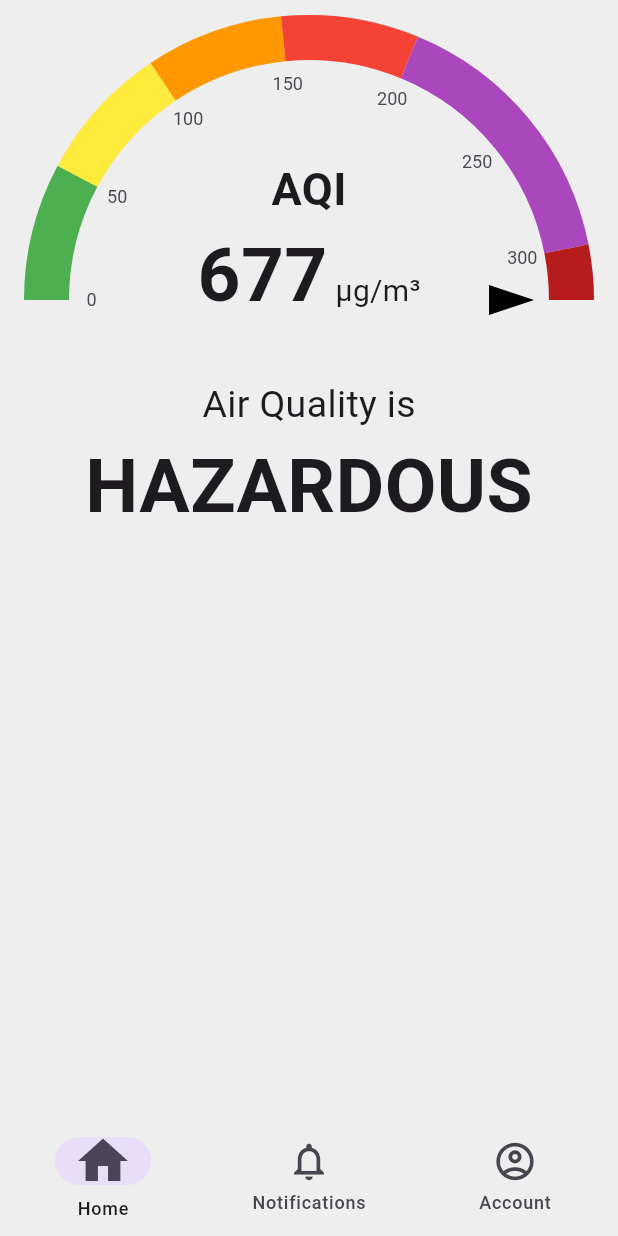
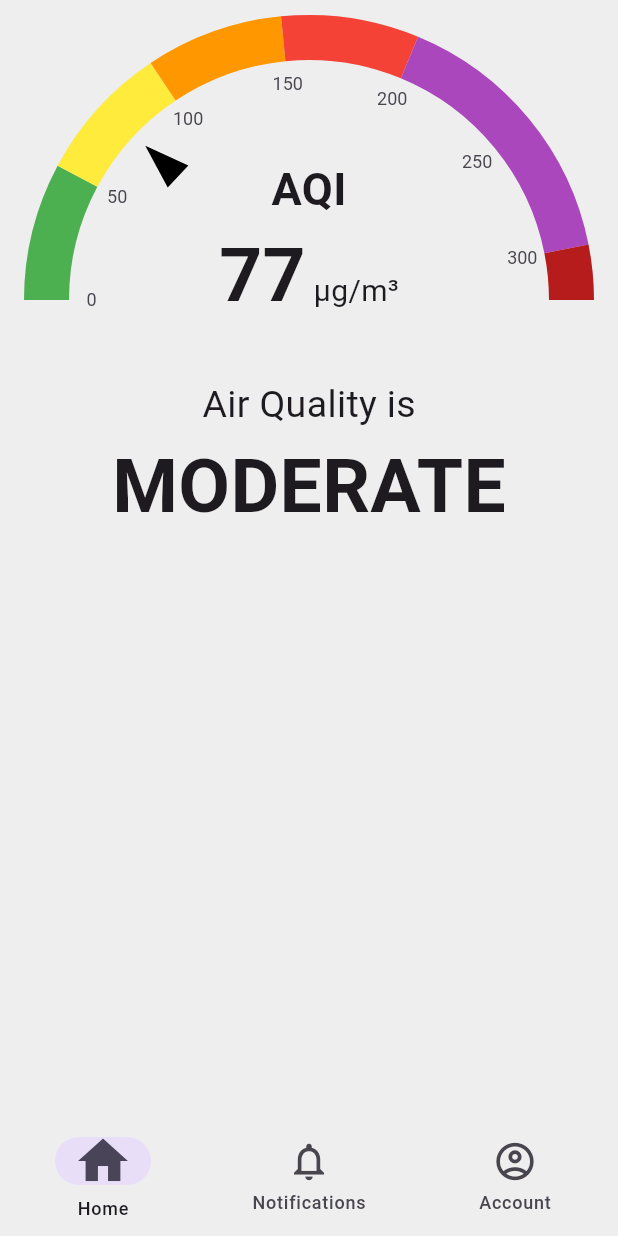
Before and after one commit to aayushman950/Air-Quality-Monitoring-System, a Flutter app: the screen it shows after launch, on a phone screen of 412 x 824 dp. Run offline on Flutter 3.47's test engine with Material 3 defaults, Android fonts, the phone set to English and light mode, and no system bars; drawn by our look-alikes of syncfusion_flutter_gauges.

Commit message:
moved aqi status calculator function to aqi_status.dart

```diff
--- a/aqms/lib/pages/home_page.dart
+++ b/aqms/lib/pages/home_page.dart
@@ -7,7 +7,7 @@ class HomePage extends StatelessWidget {
   @override
   Widget build(BuildContext context) {
     return SafeArea(
-      child: Scaffold(body: AQIGaugeAndStatus(aqiRating: 677,)),
+      child: Scaffold(body: AQIGaugeAndStatus(aqiRating: 77,)),
     );
   }
 }
--- a/aqms/lib/widgets/aqi_gauge_and_status.dart
+++ b/aqms/lib/widgets/aqi_gauge_and_status.dart
@@ -10,23 +10,7 @@ class AQIGaugeAndStatus extends StatelessWidget {
     required this.aqiRating,
   });
 
-  String aqiStatusCalculator(int aqiRating) {
-    if (aqiRating >= 0 && aqiRating <= 50) {
-      return 'GOOD';
-    } else if (aqiRating >= 51 && aqiRating <= 100) {
-      return "MODERATE";
-    } else if (aqiRating >= 101 && aqiRating <= 150) {
-      return "UNHEALTHY FOR SENSITIVE GROUPS";
-    } else if (aqiRating >= 151 && aqiRating <=200) {
-      return "UNHEALTHY";
-    }else if (aqiRating >= 201 && aqiRating <=300) {
-      return "VERY UNHEALTHY";
-    }else if (aqiRating >= 301) {
-      return "HAZARDOUS";
-    } else {
-      return "Unknown";
-    }
-  }
+
 
   @override
   Widget build(BuildContext context) {
@@ -38,9 +22,7 @@ class AQIGaugeAndStatus extends StatelessWidget {
         ),
         Positioned(
           bottom: 40,
-          child: AQIStatus(
-            aqiStatus: aqiStatusCalculator(aqiRating),
-          ),
+          child: AQIStatus(aqiRating: aqiRating),
         ),
       ],
     );
--- a/aqms/lib/widgets/aqi_status.dart
+++ b/aqms/lib/widgets/aqi_status.dart
@@ -1,9 +1,27 @@
 import 'package:flutter/material.dart';
 
 class AQIStatus extends StatelessWidget {
-  const AQIStatus({super.key, required this.aqiStatus});
+  const AQIStatus({super.key, required this.aqiRating});
 
-  final String aqiStatus;
+  final int aqiRating;
+
+  String aqiStatusCalculator(int aqiRating) {
+    if (aqiRating >= 0 && aqiRating <= 50) {
+      return 'GOOD';
+    } else if (aqiRating >= 51 && aqiRating <= 100) {
+      return "MODERATE";
+    } else if (aqiRating >= 101 && aqiRating <= 150) {
+      return "UNHEALTHY FOR SENSITIVE GROUPS";
+    } else if (aqiRating >= 151 && aqiRating <= 200) {
+      return "UNHEALTHY";
+    } else if (aqiRating >= 201 && aqiRating <= 300) {
+      return "VERY UNHEALTHY";
+    } else if (aqiRating >= 301) {
+      return "HAZARDOUS";
+    } else {
+      return "Unknown";
+    }
+  }
 
   @override
   Widget build(BuildContext context) {
@@ -15,7 +33,7 @@ class AQIStatus extends StatelessWidget {
           style: TextStyle(fontSize: 25),
         ),
         Text(
-          aqiStatus,
+          aqiStatusCalculator(aqiRating),
           style: TextStyle(
             fontSize: 50,
             fontWeight: FontWeight.bold,
```
